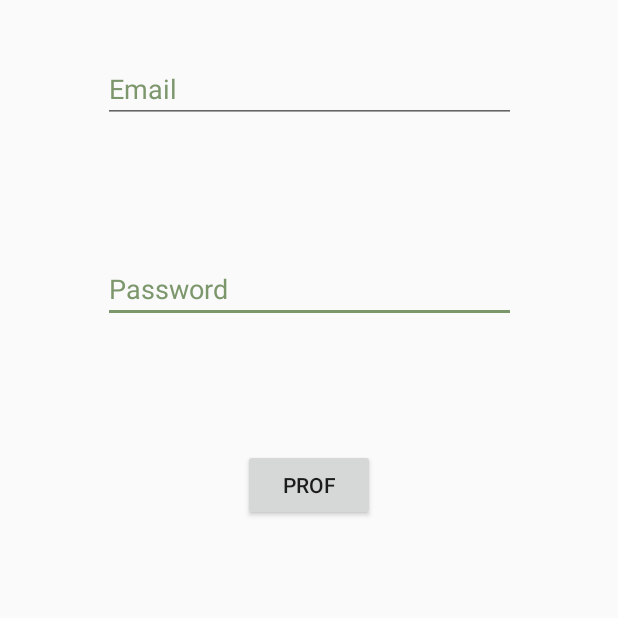
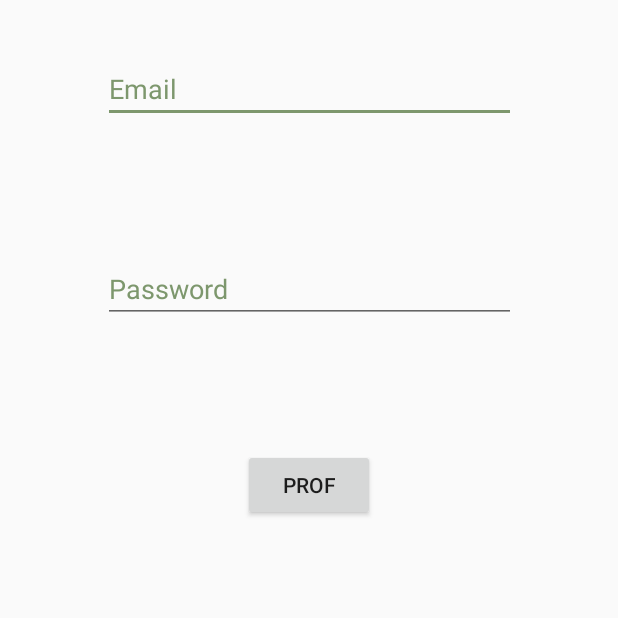
Before and after one commit to ksuhr1/CMPS115-Etendence, an Android app: the screen it shows after launch (LoginActivity), on a phone screen of 412 x 824 dp, the part 328-946 px from its top. Run offline under Robolectric (Android 15) with nearby library versions, the phone set to English and light mode, and no system bars; our stand-ins replace Firebase (no records; nobody signed in at launch, a user with empty details on screens opened directly).

Commit message:
fixed log in bug

```diff
--- a/app/src/main/res/layout/activity_login.xml
+++ b/app/src/main/res/layout/activity_login.xml
@@ -4,6 +4,29 @@
     xmlns:tools="http://schemas.android.com/tools"
     android:layout_width="match_parent"
     android:layout_height="match_parent">
+
+    <EditText
+        android:id="@+id/email"
+        android:layout_width="275dp"
+        android:layout_height="wrap_content"
+        android:layout_marginBottom="8dp"
+        android:layout_marginEnd="8dp"
+        android:layout_marginStart="8dp"
+        android:layout_marginTop="8dp"
+        android:hint="@string/prompt_email"
+        android:imeActionId="6"
+        android:imeActionLabel="@string/action_sign_in_short"
+        android:imeOptions="actionUnspecified"
+        android:inputType="textEmailAddress"
+        android:maxLines="1"
+        android:singleLine="true"
+        android:textColor="@color/colorAccent"
+        app:layout_constraintBottom_toBottomOf="parent"
+        app:layout_constraintEnd_toEndOf="parent"
+        app:layout_constraintHorizontal_bias="0.505"
+        app:layout_constraintStart_toStartOf="parent"
+        app:layout_constraintTop_toTopOf="parent"
+        app:layout_constraintVertical_bias="0.324" />
 
     <EditText
         android:id="@+id/password"
@@ -31,28 +54,7 @@
         app:layout_constraintTop_toTopOf="parent"
         app:layout_constraintVertical_bias="0.499" />
 
-    <EditText
-        android:id="@+id/email"
-        android:layout_width="275dp"
-        android:layout_height="wrap_content"
-        android:layout_marginBottom="8dp"
-        android:layout_marginEnd="8dp"
-        android:layout_marginStart="8dp"
-        android:layout_marginTop="8dp"
-        android:hint="@string/prompt_email"
-        android:imeActionId="6"
-        android:imeActionLabel="@string/action_sign_in_short"
-        android:imeOptions="actionUnspecified"
-        android:inputType="textEmailAddress"
-        android:maxLines="1"
-        android:singleLine="true"
-        android:textColor="@color/colorAccent"
-        app:layout_constraintBottom_toBottomOf="parent"
-        app:layout_constraintEnd_toEndOf="parent"
-        app:layout_constraintHorizontal_bias="0.505"
-        app:layout_constraintStart_toStartOf="parent"
-        app:layout_constraintTop_toTopOf="parent"
-        app:layout_constraintVertical_bias="0.324" />
+
 
     <Button
         android:id="@+id/prof"
```
Also changed, not shown: app/src/main/java/ucsc/ettendance/LoginActivity.java (+23 -31 lines).
